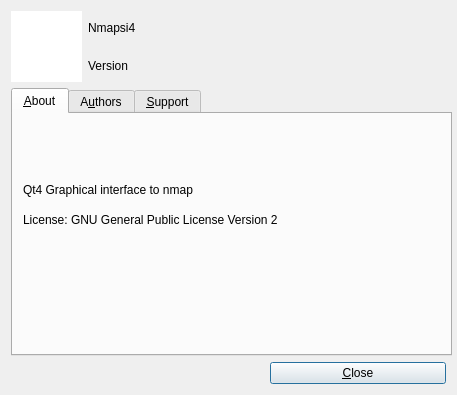
Above: lib/about/about.ui from nmapsi4/nmapsi4 before the change. Below: the same form after it.
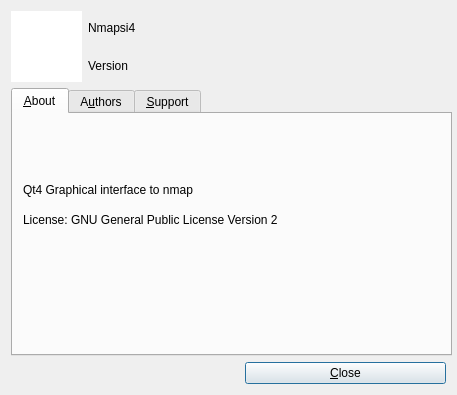
That is the form after the change. Icons and pictures are not drawn.

What changed in the file:
```diff
--- a/lib/about/about.ui
+++ b/lib/about/about.ui
@@ -223,9 +223,9 @@
      </widget>
     </widget>
    </item>
-   <item row="3" column="1" >
-    <spacer name="horizontalSpacer_2" >
-     <property name="orientation" >
+   <item row="3" column="0" colspan="2">
+    <spacer name="horizontalSpacer_2">
+     <property name="orientation">
       <enum>Qt::Horizontal</enum>
      </property>
      <property name="sizeHint" stdset="0" >
```
Left out of the diff: 227 changed lines with no effect on the pictures.
